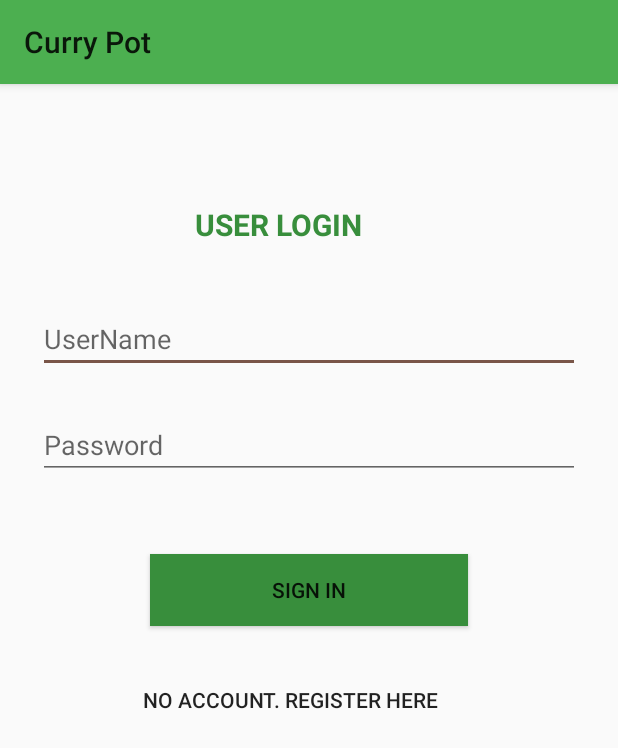
After one commit to harishmurari07/CurryPot, an Android app: the LoginActivity screen opened directly, with no data from a screen before it, on a phone screen of 412 x 824 dp. The commit adds this screen. Shown: the top 748 px of the screen. Run offline under Robolectric (Android 15) with nearby library versions, the phone set to English and light mode, and no system bars; our stand-ins replace Firebase (no records; nobody signed in at launch, a user with empty details on screens opened directly).

Commit message:
Login Authentication

```diff
--- /dev/null
+++ b/app/src/main/java/com/example/harishmurari/curries/ui/LoginActivity.java
@@ -0,0 +1,89 @@
+package com.example.harishmurari.curries.ui;
+
+import android.content.Intent;
+import android.os.Bundle;
+import android.support.annotation.NonNull;
+import android.support.v7.app.AppCompatActivity;
+import android.text.TextUtils;
+import android.view.View;
+import android.widget.Button;
+import android.widget.EditText;
+import android.widget.Toast;
+
+import com.example.harishmurari.curries.R;
+import com.google.android.gms.tasks.OnCompleteListener;
+import com.google.android.gms.tasks.Task;
+import com.google.firebase.auth.AuthResult;
+import com.google.firebase.auth.FirebaseAuth;
+
+/**
+ * Created by hmurarishetty on 9/24/17.
+ */
+
+public class LoginActivity extends AppCompatActivity {
+
+    private FirebaseAuth firebaseAuth;
+
+    private EditText user, pass;
+    private Button signin, register;
+
+    @Override
+    public void onCreate(Bundle savedInstanceState) {
+        super.onCreate(savedInstanceState);
+        setContentView(R.layout.login_view);
+
+        firebaseAuth = FirebaseAuth.getInstance();
+
+//        if(firebaseAuth.getCurrentUser() != null) {
+//            finish();
+//            startActivity(new Intent(getApplicationContext(), MainMenuActivity.class));
+//        }
+
+        user = (EditText) findViewById(R.id.user_name);
+        pass = (EditText) findViewById(R.id.password);
+        signin = (Button) findViewById(R.id.signin);
+        register = (Button) findViewById(R.id.register_user);
+
+        signin.setOnClickListener(new View.OnClickListener() {
+
+            @Override
+            public void onClick(View view) {
+                String email = user.getText().toString().trim();
+                String password = pass.getText().toString().trim();
+
+                if(TextUtils.isEmpty(email)) {
+                    Toast.makeText(getApplicationContext(), "Please Enter Email", Toast.LENGTH_LONG).show();
+                    return;
+                }
+
+                if(TextUtils.isEmpty(password)) {
+                    Toast.makeText(getApplicationContext(), "Please Enter Password", Toast.LENGTH_LONG).show();
+                    return;
+                }
+
+                firebaseAuth.signInWithEmailAndPassword(email, password)
+                        .addOnCompleteListener(LoginActivity.this, new OnCompleteListener<AuthResult>() {
+                            @Override
+                            public void onComplete(@NonNull Task<AuthResult> task) {
+                                if(task.isSuccessful()) {
+                                    finish();
+                                    startActivity(new Intent(getApplicationContext(), MainMenuActivity.class));
+                                } else {
+                                    Toast.makeText(getApplicationContext(), "Usermane or Password is Incorrect", Toast.LENGTH_LONG).show();
+                                }
+                            }
+                        });
+            }
+
+        });
+
+        register.setOnClickListener(new View.OnClickListener() {
+            @Override
+            public void onClick(View view) {
+                startActivity(new Intent(getApplicationContext(), RegisterActivity.class));
+            }
+        });
+
+    }
+
+}
--- /dev/null
+++ b/app/src/main/res/layout/login_view.xml
@@ -0,0 +1,58 @@
+<?xml version="1.0" encoding="utf-8"?>
+<LinearLayout xmlns:android="http://schemas.android.com/apk/res/android"
+    android:orientation="vertical"
+    android:layout_width="match_parent"
+    android:layout_height="match_parent">
+
+    <TextView
+        android:layout_width="wrap_content"
+        android:layout_height="wrap_content"
+        android:text="User Login"
+        android:textAllCaps="true"
+        android:textColor="@color/colorPrimaryDark"
+        android:textStyle="bold"
+        android:textSize="20sp"
+        android:layout_marginLeft="130dp"
+        android:layout_marginTop="80dp"/>
+
+    <EditText
+        android:layout_width="match_parent"
+        android:layout_height="wrap_content"
+        android:id="@+id/user_name"
+        android:hint="UserName"
+        android:layout_marginTop="40dp"
+        android:layout_marginLeft="25dp"
+        android:layout_marginRight="25dp"/>
+
+    <EditText
+        android:layout_width="match_parent"
+        android:layout_height="wrap_content"
+        android:id="@+id/password"
+        android:hint="Password"
+        android:inputType="textPassword"
+        android:layout_marginTop="25dp"
+        android:layout_marginLeft="25dp"
+        android:layout_marginRight="25dp"/>
+
+    <Button
+        android:layout_width="match_parent"
+        android:layout_height="wrap_content"
+        android:id="@+id/signin"
+        android:layout_marginLeft="100dp"
+        android:layout_marginRight="100dp"
+        android:layout_marginTop="50dp"
+        android:background="@color/colorPrimaryDark"
+        android:text="Sign In"/>
+
+    <Button
+        android:layout_width="wrap_content"
+        android:layout_height="wrap_content"
+        android:id="@+id/register_user"
+        android:layout_marginLeft="95dp"
+        android:layout_marginTop="25dp"
+        android:background="@null"
+        android:text="No Account. Register here"/>
+
+
+
+</LinearLayout>
--- a/app/src/main/res/menu/menu_main.xml
+++ b/app/src/main/res/menu/menu_main.xml
@@ -11,4 +11,7 @@
     <item android:id="@+id/menu_my_profile"
         android:title="@string/menu_profile"
         app:showAsAction="never" />
+    <item android:id="@+id/menu_sign_off"
+        android:title="@string/menu_sign_off"
+        app:showAsAction="never" />
 </menu>
--- a/app/src/main/res/values/strings.xml
+++ b/app/src/main/res/values/strings.xml
@@ -16,6 +16,7 @@
     <string name="content_authority">com.example.harishmurari.curries</string>
     <string name="curry_price">Price: %1$d</string>
     <string name="shopping_cart_item_added">Added to shopping cart</string>
+    <string name="menu_sign_off">SignOff</string>
     <plurals name="number_of_items">
         <!--
              As a developer, you should always supply "one" and "other"
--- a/build.gradle
+++ b/build.gradle
@@ -9,6 +9,7 @@ buildscript {
 
         // NOTE: Do not place your application dependencies here; they belong
         // in the individual module build.gradle files
+        classpath 'com.google.gms:google-services:3.0.0'
     }
 }
 
```
Also changed, not shown: app/build.gradle (+6 -2 lines), app/src/main/AndroidManifest.xml (+7 -1 lines), app/src/main/java/com/example/harishmurari/curries/ui/MainMenuActivity.java (+12 -0 lines), app/src/main/java/com/example/harishmurari/curries/ui/RegisterActivity.java (added, +94 -0 lines), app/src/main/java/com/example/harishmurari/curries/ui/SplashActivity.java (added, +34 -0 lines), app/src/main/res/layout/register_view.xml (added, +56 -0 lines), app/src/main/res/layout/splash_view.xml (added, +25 -0 lines).
